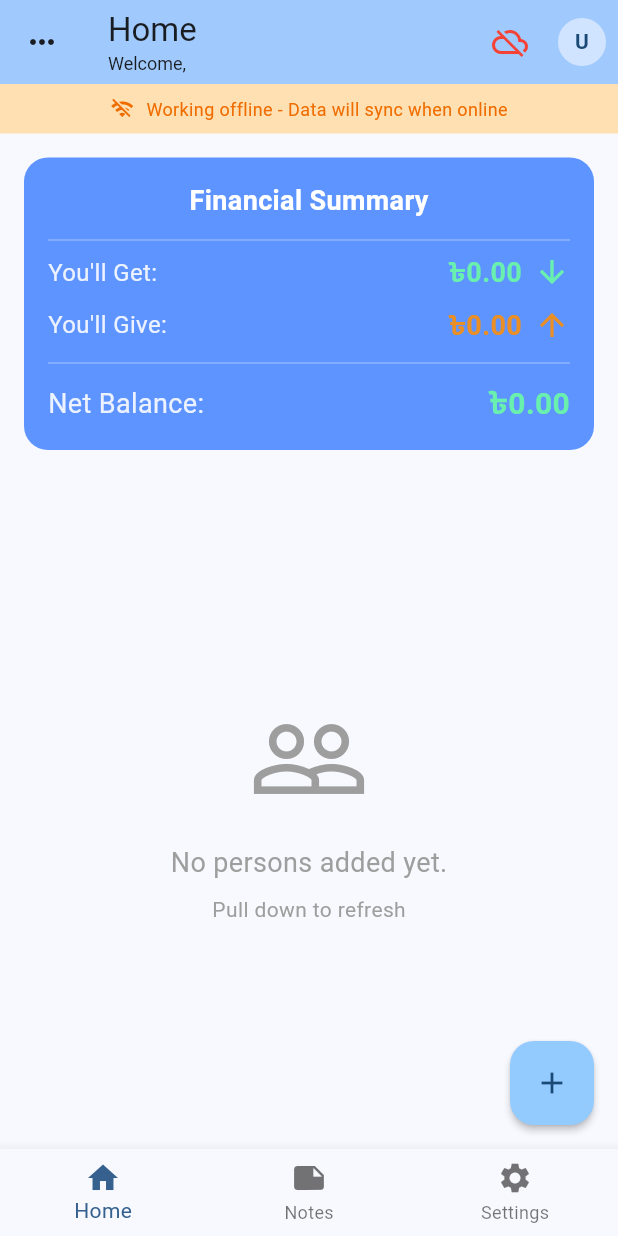
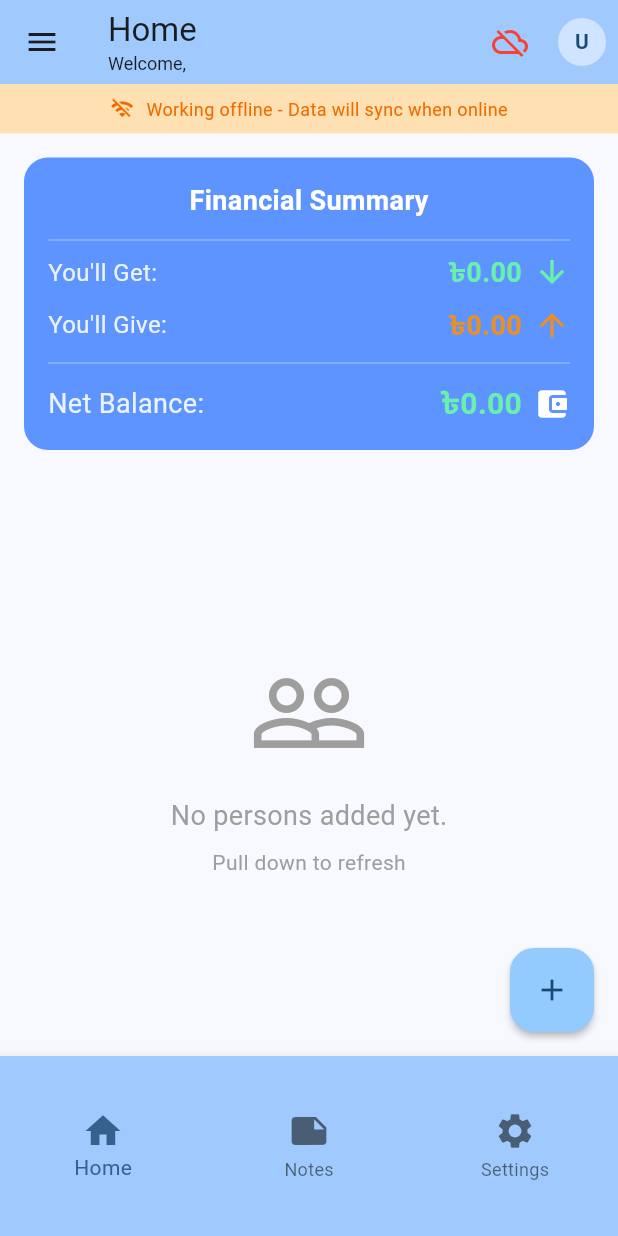
Before and after one commit to mehedienf/easy_expense, a Flutter app: the screen it shows once a user with an empty profile is signed in, on a phone screen of 412 x 824 dp. Run offline on Flutter 3.47's test engine with Material 3 defaults, Android fonts, the phone set to English and light mode, and no system bars; our stand-ins replace cloud_firestore, firebase_auth, firebase_core, google_fonts, google_sign_in, shared_preferences; accounts and stored records are empty.

Commit message:
v1.00 feat: Update app branding and UI elements, including icon assets and Google Fonts integration

```diff
--- a/lib/main.dart
+++ b/lib/main.dart
@@ -4,6 +4,7 @@ import 'package:firebase_auth/firebase_auth.dart';
 import 'package:firebase_core/firebase_core.dart';
 import 'package:flutter/foundation.dart';
 import 'package:flutter/material.dart';
+import 'package:google_fonts/google_fonts.dart';
 
 import 'screens/home_screen.dart';
 import 'screens/login_screen.dart';
@@ -50,10 +51,11 @@ class MyApp extends StatelessWidget {
     return AnimatedBuilder(
       animation: appSettings,
       builder: (context, _) => MaterialApp(
-        title: appSettings.get('appName'),
+        title: appSettings.get('DenaPaona'),
         theme: ThemeData(
           colorScheme: ColorScheme.fromSeed(seedColor: Colors.blue),
           useMaterial3: true,
+          textTheme: GoogleFonts.tiroBanglaTextTheme(),
         ),
         debugShowCheckedModeBanner: false,
         home: FutureBuilder<void>(
@@ -72,7 +74,7 @@ class MyApp extends StatelessWidget {
                   return const _SplashScreen();
                 }
                 if (snapshot.hasData && snapshot.data != null) {
-                  return HomeScreen(title: appSettings.get('appName'));
+                  return HomeScreen(title: appSettings.get('home'));
                 }
                 return const LoginScreen();
               },
@@ -92,8 +94,8 @@ class _SplashScreen extends StatelessWidget {
     final appSettings = AppSettings();
 
     return Scaffold(
-      appBar: AppBar(title: Text(appSettings.get('appName'))),
-      backgroundColor: Colors.blue.shade50,
+      appBar: AppBar(title: Text(appSettings.get('DenaPaona'))),
+      backgroundColor: const Color.fromARGB(225, 207, 215, 221),
       body: Center(
         child: Column(
           mainAxisAlignment: MainAxisAlignment.center,
@@ -109,7 +111,7 @@ class _SplashScreen extends StatelessWidget {
             ),
             const SizedBox(height: 24),
             Text(
-              appSettings.get('appName'),
+              appSettings.get('DenaPaona'),
               style: TextStyle(
                 fontSize: 24,
                 fontWeight: FontWeight.bold,
--- a/lib/screens/home_screen.dart
+++ b/lib/screens/home_screen.dart
@@ -250,17 +250,36 @@ class _HomeScreenState extends State<HomeScreen> {
                 Container(
                   width: double.infinity,
                   padding: const EdgeInsets.all(20),
-                color: Theme.of(context).colorScheme.inversePrimary,
+                  // color: Theme.of(context).colorScheme.inversePrimary,
+                  child: Row(
+                    children: [
+                      ClipRRect(
+                        borderRadius: BorderRadius.circular(12),
+                        child: Image.asset(
+                          'assets/icon/icon.png',
+                          width: 44,
+                          height: 44,
+                          fit: BoxFit.cover,
+                        ),
+                      ),
+                      const SizedBox(width: 16),
+                      Expanded(
                         child: Text(
-                  _appSettings.get('appName'),
+                          _appSettings.get('DenaPaona'),
                           style: const TextStyle(
                             fontSize: 22,
                             fontWeight: FontWeight.bold,
+                            color: Color.fromARGB(65, 0, 0, 0),
                           ),
+                          maxLines: 2,
+                          overflow: TextOverflow.ellipsis,
+                        ),
+                      ),
+                    ],
                   ),
                 ),
               ListTile(
-                leading: const Icon(Icons.home_outlined),
+                leading: const Icon(Icons.home),
                 title: Text(_appSettings.get('home')),
                 selected: _currentTabIndex == 0,
                 onTap: () {
@@ -269,7 +288,7 @@ class _HomeScreenState extends State<HomeScreen> {
                 },
               ),
               ListTile(
-                leading: const Icon(Icons.note_outlined),
+                leading: const Icon(Icons.note),
                 title: Text(_appSettings.get('notes')),
                 selected: _currentTabIndex == 1,
                 onTap: () {
@@ -278,7 +297,7 @@ class _HomeScreenState extends State<HomeScreen> {
                 },
               ),
               ListTile(
-                leading: const Icon(Icons.settings_outlined),
+                leading: const Icon(Icons.settings),
                 title: Text(_appSettings.get('settings')),
                 selected: _currentTabIndex == 2,
                 onTap: () {
@@ -316,7 +335,7 @@ class _HomeScreenState extends State<HomeScreen> {
         title: _appSettings.get('home'),
         isLoading: _isAppBarLoading,
         isOnline: _isOnline,
-        showDrawerButton: true,
+        // showDrawerButton: true,
         lastSyncTime: _lastSyncTime,
         onSyncPressed: _syncWithFirebase,
         onSignOut: () async {
@@ -510,6 +529,11 @@ class _HomeScreenState extends State<HomeScreen> {
                                           fontSize: 20,
                                           fontWeight: FontWeight.bold,
                                         ),
+                                      ),
+                                      SizedBox(width: 8),
+                                      Icon(
+                                        Icons.account_balance_wallet,
+                                        color: Colors.white,
                                       ),
                                     ],
                                   ),
--- a/lib/widgets/custom_appbar.dart
+++ b/lib/widgets/custom_appbar.dart
@@ -7,7 +7,7 @@ class CustomAppBar extends StatelessWidget implements PreferredSizeWidget {
   final String title;
   final bool isLoading;
   final bool isOnline;
-  final bool showDrawerButton;
+  // final bool showDrawerButton;
   final DateTime? lastSyncTime;
   final VoidCallback onSyncPressed;
   final VoidCallback onSignOut;
@@ -18,7 +18,7 @@ class CustomAppBar extends StatelessWidget implements PreferredSizeWidget {
     required this.title,
     required this.isLoading,
     required this.isOnline,
-    this.showDrawerButton = false,
+    // this.showDrawerButton = false,
     this.lastSyncTime,
     required this.onSyncPressed,
     required this.onSignOut,
@@ -32,15 +32,16 @@ class CustomAppBar extends StatelessWidget implements PreferredSizeWidget {
 
     return AppBar(
       backgroundColor: Theme.of(context).colorScheme.inversePrimary,
-      leadingWidth: showDrawerButton ? 56 : null,
-      leading: showDrawerButton
-          ? Builder(
-              builder: (context) => IconButton(
-                onPressed: () => Scaffold.of(context).openDrawer(),
-                icon: const Icon(Icons.more_horiz),
-              ),
-            )
-          : null,
+
+      // leadingWidth: showDrawerButton ? 56 : null,
+      // leading: showDrawerButton
+      //     ? Builder(
+      //         builder: (context) => IconButton(
+      //           onPressed: () => Scaffold.of(context).openDrawer(),
+      //           icon: const Icon(Icons.more_horiz),
+      //         ),
+      //       )
+      //     : null,
       title: Column(
         crossAxisAlignment: CrossAxisAlignment.start,
         children: [
--- a/lib/widgets/custom_bottom_navbar.dart
+++ b/lib/widgets/custom_bottom_navbar.dart
@@ -9,7 +9,7 @@ class CustomBottomNavbar extends StatelessWidget
   final AppSettings _appSettings = AppSettings();
 
   @override
-  Size get preferredSize => const Size.fromHeight(50);
+  Size get preferredSize => const Size.fromHeight(80);
 
   CustomBottomNavbar({
     super.key,
@@ -19,9 +19,15 @@ class CustomBottomNavbar extends StatelessWidget
 
   @override
   Widget build(BuildContext context) {
-    return BottomNavigationBar(
+    return SizedBox(
+      height: 120,
+      child: BottomNavigationBar(
         currentIndex: currentIndex,
         onTap: onTap,
+        backgroundColor: Theme.of(context).colorScheme.inversePrimary,
+        iconSize: 28,
+        selectedFontSize: 14,
+        unselectedFontSize: 12,
         items: [
           BottomNavigationBarItem(
             icon: const Icon(Icons.home),
@@ -36,6 +42,7 @@ class CustomBottomNavbar extends StatelessWidget
             label: _appSettings.get('settings'),
           ),
         ],
+      ),
     );
   }
 }
--- a/pubspec.yaml
+++ b/pubspec.yaml
@@ -1,4 +1,4 @@
-name: expense
+name: denapaona
 description: "A new Flutter project."
 
 publish_to: "none" # Remove this line if you wish to publish to pub.dev
@@ -22,6 +22,7 @@ dependencies:
 
   # For local storage as fallback
   shared_preferences: ^2.3.2
+  google_fonts: ^8.0.2
 
 dev_dependencies:
   flutter_test:
```
Also changed, not shown: assets/icon/icon.png, pubspec.lock, 28 other files. Lines whose indentation alone changed are shown as unchanged.
